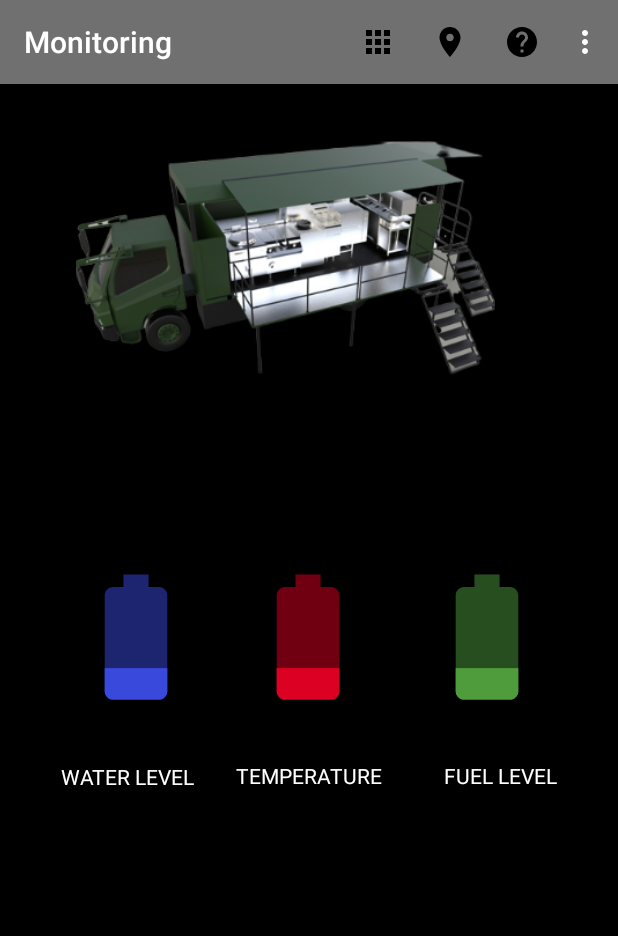
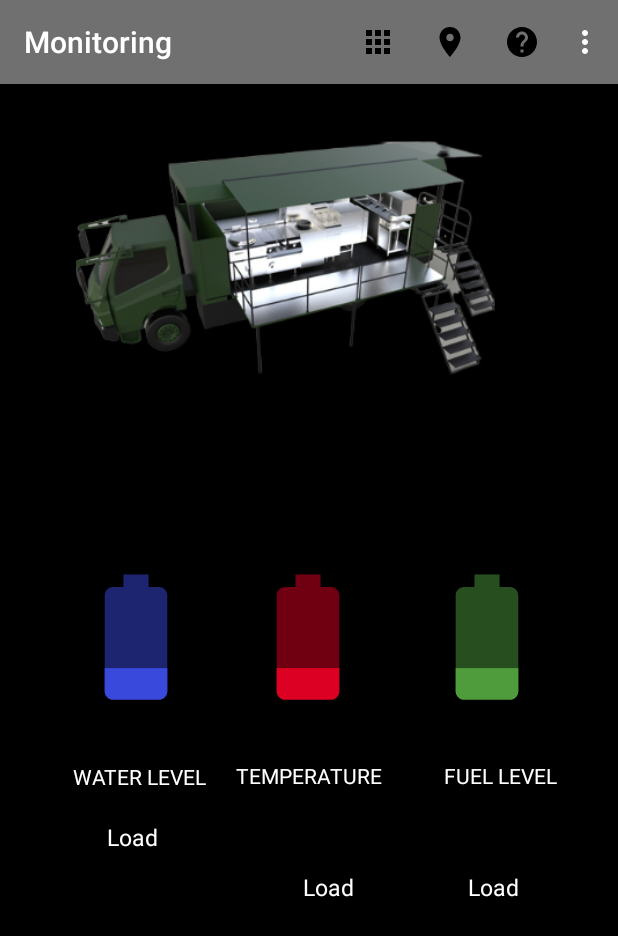
Before and after one commit to sampurnia/bekang, an Android app: the HALAMANMONITORING screen opened directly, with no data from a screen before it, on a phone screen of 412 x 824 dp. Shown: the top 936 px of the screen. Run offline under Robolectric (Android 15) with nearby library versions, the phone set to English and light mode, and no system bars; our stand-ins replace Firebase (no records; nobody signed in at launch, a user with empty details on screens opened directly).

Commit message:
menghapus recyclerview menjadi activity(class)

```diff
--- a/app/src/main/AndroidManifest.xml
+++ b/app/src/main/AndroidManifest.xml
@@ -15,10 +15,7 @@
         android:roundIcon="@mipmap/ic_launcher_round"
         android:supportsRtl="true"
         android:theme="@style/AppTheme">
-        <activity android:name=".SensorListActivity">
-
-        </activity>
-        <activity android:name=".MainActivity"></activity>
+        <activity android:name=".MainActivity" />
         <activity
             android:name=".HALAMANMONITORING"
             android:label="Monitoring" />
--- a/app/src/main/java/com/example/bekang/HALAMANMONITORING.java
+++ b/app/src/main/java/com/example/bekang/HALAMANMONITORING.java
@@ -9,9 +9,15 @@ import android.os.Bundle;
 import android.view.Menu;
 import android.view.MenuItem;
 import android.widget.ImageView;
+import android.widget.TextView;
 
 import com.example.bekang.firebaseauth.HALAMANLOGIN;
 import com.google.firebase.auth.FirebaseAuth;
+import com.google.firebase.database.DataSnapshot;
+import com.google.firebase.database.DatabaseError;
+import com.google.firebase.database.DatabaseReference;
+import com.google.firebase.database.FirebaseDatabase;
+import com.google.firebase.database.ValueEventListener;
 
 /*
 TOLONG DONG INI DIJADIIN FRAGMENT TIAP TRUCK
@@ -29,12 +35,18 @@ public class HALAMANMONITORING extends AppCompatActivity {
     AnimationDrawable animationDrawable1;
     AnimationDrawable animationDrawable2;
     private FirebaseAuth firebaseAuth;
+    TextView a,b,c;
+    DatabaseReference reff;
 
     @Override
     protected void onCreate(Bundle savedInstanceState) {
         super.onCreate(savedInstanceState);
         setContentView(R.layout.activity_halamanmonitoring);
         firebaseAuth = FirebaseAuth.getInstance();
+        a=(TextView)findViewById(R.id.tvWater);
+        b=(TextView)findViewById(R.id.tvTemp);
+        c=(TextView)findViewById(R.id.tvFuel);
+
 
         imageView=(ImageView) findViewById(R.id.imageView);
         imageView.setBackgroundResource(R.drawable.battery);
@@ -63,10 +75,25 @@ public class HALAMANMONITORING extends AppCompatActivity {
     }
 
     private void Refresh() {
-        Intent intent = new Intent(HALAMANMONITORING.this, HALAMANMONITORING.class);
-        startActivity(intent);
-        finish();
+        reff= FirebaseDatabase.getInstance().getReference().child("mobil1").child("sensor");
+        reff.addValueEventListener(new ValueEventListener() {
+            @Override
+            public void onDataChange(@NonNull DataSnapshot dataSnapshot) {
+                String fuel = dataSnapshot.child("fuel").getValue().toString();
+                String temp = dataSnapshot.child("temp").getValue().toString();
+                String water = dataSnapshot.child("water").getValue().toString();
+                a.setText(fuel);
+                b.setText(temp);
+                c.setText(water);
+            }
+
+            @Override
+            public void onCancelled(@NonNull DatabaseError databaseError) {
+
+            }
+        });
     }
+
 
     private void List() {
         Intent intent = new Intent(HALAMANMONITORING.this, HALAMANSTATUS.class);
--- a/app/src/main/res/layout/activity_halamanmonitoring.xml
+++ b/app/src/main/res/layout/activity_halamanmonitoring.xml
@@ -6,6 +6,56 @@
     android:layout_height="match_parent"
     tools:context=".HALAMANMONITORING"
     android:background="#000000">
+
+    <TextView
+        android:id="@+id/tvFuel"
+        android:layout_width="wrap_content"
+        android:layout_height="wrap_content"
+        android:layout_marginStart="10dp"
+        android:layout_marginTop="20dp"
+        android:layout_marginEnd="20dp"
+        android:layout_marginBottom="188dp"
+        android:text="Load"
+        android:textColor="@color/cardview_light_background"
+        android:textSize="15dp"
+        app:layout_constraintBottom_toBottomOf="parent"
+        app:layout_constraintEnd_toEndOf="parent"
+        app:layout_constraintStart_toEndOf="@+id/tvTemp"
+        app:layout_constraintTop_toBottomOf="@+id/textView4" />
+
+    <TextView
+        android:id="@+id/tvWater"
+        android:layout_width="wrap_content"
+        android:layout_height="wrap_content"
+        android:layout_marginStart="25dp"
+        android:layout_marginTop="20dp"
+        android:layout_marginEnd="30dp"
+        android:layout_marginBottom="178dp"
+        android:text="Load"
+        android:textColor="@color/cardview_light_background"
+        android:textSize="15dp"
+        app:layout_constraintBottom_toBottomOf="parent"
+        app:layout_constraintEnd_toStartOf="@+id/tvTemp"
+        app:layout_constraintHorizontal_bias="0.673"
+        app:layout_constraintStart_toStartOf="parent"
+        app:layout_constraintTop_toBottomOf="@+id/textView"
+        app:layout_constraintVertical_bias="0.0" />
+
+    <TextView
+        android:id="@+id/tvTemp"
+        android:layout_width="wrap_content"
+        android:layout_height="wrap_content"
+        android:layout_marginStart="20dp"
+        android:layout_marginTop="20dp"
+        android:layout_marginEnd="20dp"
+        android:layout_marginBottom="188dp"
+        android:text="Load"
+        android:textColor="@color/cardview_light_background"
+        android:textSize="15dp"
+        app:layout_constraintBottom_toBottomOf="parent"
+        app:layout_constraintEnd_toStartOf="@+id/tvFuel"
+        app:layout_constraintStart_toEndOf="@+id/tvWater"
+        app:layout_constraintTop_toBottomOf="@+id/textView3" />
 
     <ImageView
         android:id="@+id/imageView9"
@@ -60,6 +110,7 @@
         android:id="@+id/textView"
         android:layout_width="wrap_content"
         android:layout_height="wrap_content"
+        android:layout_marginStart="20dp"
         android:text="WATER LEVEL"
         android:textColor="@color/cardview_light_background"
         app:layout_constraintBottom_toBottomOf="parent"
```
Also changed, not shown: app/src/main/java/com/example/bekang/FirebaseDatabaseHelper.java (deleted, +0 -51 lines), app/src/main/java/com/example/bekang/RecyclerView_Config.java (deleted, +0 -74 lines), app/src/main/java/com/example/bekang/Sensor.java (deleted, +0 -41 lines), app/src/main/java/com/example/bekang/SensorListActivity.java (deleted, +0 -42 lines), app/src/main/res/layout/activity_sensor_list.xml (deleted, +0 -17 lines), app/src/main/res/layout/sensor_list_item.xml (deleted, +0 -44 lines).
